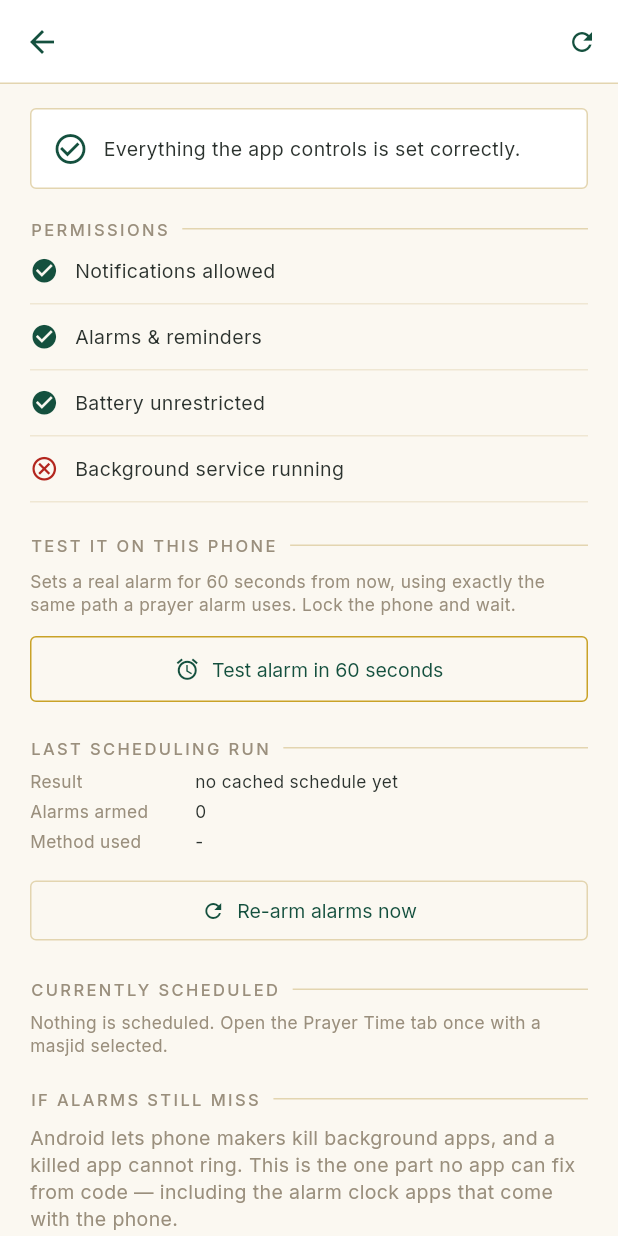
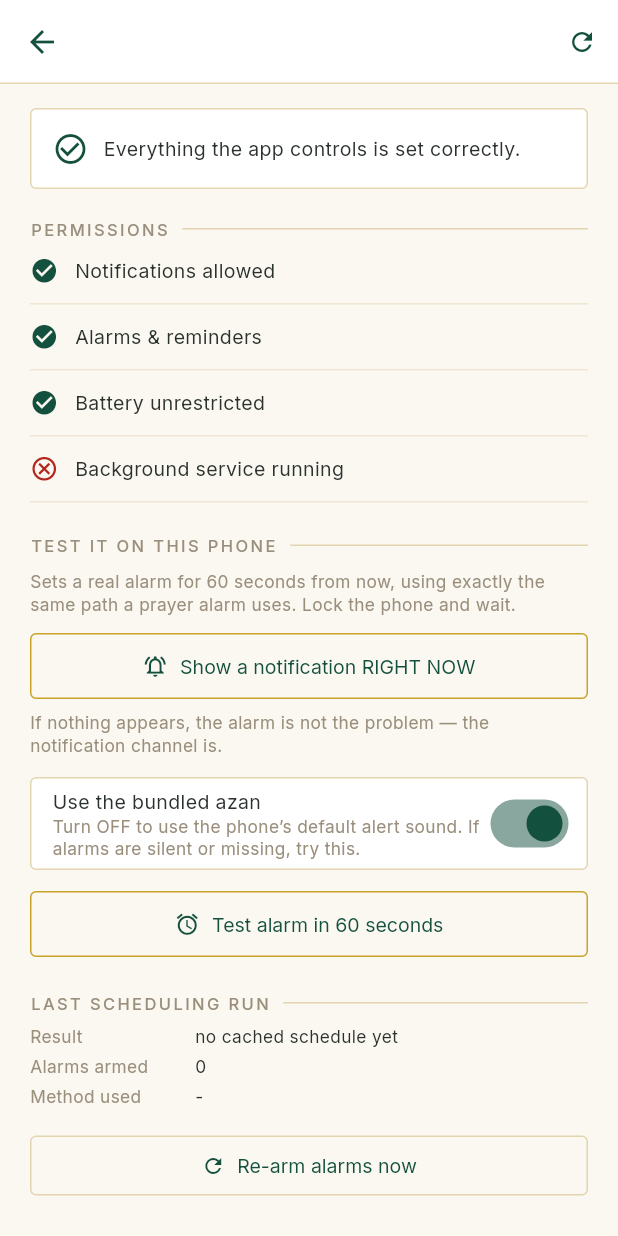
Before and after one commit to Adnandhanse/AzaanTimetable, a Flutter app: the AlarmHealthScreen screen opened directly, on a phone screen of 412 x 824 dp. Run offline on Flutter 3.47's test engine with Material 3 defaults, Android fonts, the phone set to English and light mode, and no system bars; our stand-ins replace audioplayers, cloud_firestore, file_picker, firebase_auth, firebase_core, firebase_storage and 11 more; missing offline and left inert: android_intent_plus, flutter_foreground_task, flutter_overlay_window; accounts and stored records are empty; network calls fail.

Commit message:
upgrade notification

```diff
--- a/lib/screens/alarm_health_screen.dart
+++ b/lib/screens/alarm_health_screen.dart
@@ -28,6 +28,7 @@ class _AlarmHealthScreenState extends State<AlarmHealthScreen> {
   bool _testArmed = false;
   Map<String, dynamic>? _diag;
   String? _testResult;
+  bool _useAzan = true;
 
   @override
   void initState() {
@@ -40,6 +41,7 @@ class _AlarmHealthScreenState extends State<AlarmHealthScreen> {
     final health = await NotificationService.alarmHealth();
     final pending = await NotificationService.getPendingAlarms();
     final diag = await NotificationService.lastDiagnostics();
+    final useAzan = await NotificationService.useAzanSound();
     bool? running;
     try {
       running = await ForegroundAlarmManager.isRunning();
@@ -52,6 +54,7 @@ class _AlarmHealthScreenState extends State<AlarmHealthScreen> {
       _pending = pending;
       _serviceRunning = running;
       _diag = diag;
+      _useAzan = useAzan;
       _loading = false;
     });
   }
@@ -86,6 +89,24 @@ class _AlarmHealthScreenState extends State<AlarmHealthScreen> {
         duration: const Duration(seconds: 6),
       ),
     );
+  }
+
+  Future<void> _showNow() async {
+    await NotificationService.showNotificationNow();
+    if (!mounted) return;
+    ScaffoldMessenger.of(context).showSnackBar(
+      const SnackBar(
+        content: Text(
+            'Posted now. If nothing appeared, the problem is the notification channel, not the alarm.'),
+        duration: Duration(seconds: 6),
+      ),
+    );
+  }
+
+  Future<void> _toggleSound(bool value) async {
+    await NotificationService.setUseAzanSound(value);
+    await NotificationService.scheduleFromCache();
+    await _refresh();
   }
 
   Future<void> _rearm() async {
@@ -169,6 +190,65 @@ class _AlarmHealthScreenState extends State<AlarmHealthScreen> {
                   'Sets a real alarm for 60 seconds from now, using exactly the same path a prayer alarm uses. Lock the phone and wait.',
                   style: AppText.caption.copyWith(color: AppColors.textMuted),
                 ),
+                const SizedBox(height: 10),
+
+                // Start here. This bypasses AlarmManager completely, so it
+                // separates "the channel is broken" from "scheduling is
+                // broken" — two problems that look identical from outside and
+                // need entirely different fixes.
+                OutlinedButton.icon(
+                  onPressed: _showNow,
+                  icon: const Icon(Icons.notifications_active_outlined, size: 17),
+                  label: const Text('Show a notification RIGHT NOW'),
+                  style: OutlinedButton.styleFrom(
+                    foregroundColor: AppColors.emerald,
+                    side: const BorderSide(color: AppColors.gold),
+                    padding: const EdgeInsets.symmetric(vertical: 13),
+                    shape: RoundedRectangleBorder(
+                        borderRadius: BorderRadius.circular(4)),
+                    textStyle: AppText.body,
+                  ),
+                ),
+                const SizedBox(height: 6),
+                Text(
+                  'If nothing appears, the alarm is not the problem — the notification channel is.',
+                  style: AppText.caption.copyWith(color: AppColors.textMuted),
+                ),
+
+                const SizedBox(height: 14),
+                Container(
+                  decoration: BoxDecoration(
+                    color: AppColors.white,
+                    borderRadius: BorderRadius.circular(4),
+                    border: Border.all(color: AppColors.goldRule),
+                  ),
+                  padding: const EdgeInsets.fromLTRB(14, 6, 8, 6),
+                  child: Row(
+                    children: [
+                      Expanded(
+                        child: Column(
+                          crossAxisAlignment: CrossAxisAlignment.start,
+                          children: [
+                            Text('Use the bundled azan',
+                                style: AppText.body
+                                    .copyWith(color: AppColors.text)),
+                            Text(
+                              'Turn OFF to use the phone\u2019s default alert sound. If alarms are silent or missing, try this.',
+                              style: AppText.caption
+                                  .copyWith(color: AppColors.textMuted),
+                            ),
+                          ],
+                        ),
+                      ),
+                      Switch(
+                        value: _useAzan,
+                        activeColor: AppColors.emerald,
+                        onChanged: _toggleSound,
+                      ),
+                    ],
+                  ),
+                ),
+
                 const SizedBox(height: 12),
                 Row(
                   children: [
--- a/lib/services/notification_service.dart
+++ b/lib/services/notification_service.dart
@@ -25,7 +25,7 @@ class NotificationService {
   /// cannot be changed afterwards — editing the old channel would do nothing on
   /// any phone that already had the app. Bumping the id creates a fresh channel
   /// carrying the azan. If you ever change the sound again, bump it again.
-  static const _channelId = 'prayer_alarm_azan_v1';
+  static const _channelId = 'prayer_alarm_azan_v2';
   static const _channelName = 'Prayer Time Alarms';
 
   /// The azan plays as the NOTIFICATION'S OWN SOUND, not from the ringing
@@ -44,7 +44,7 @@ class NotificationService {
 
   /// Fallback channel using the system alert sound. A separate id is required:
   /// a channel's sound is fixed the moment Android creates it.
-  static const String channelIdPlain = 'prayer_alarm_plain_v1';
+  static const String channelIdPlain = 'prayer_alarm_plain_v2';
 
   static AndroidNotificationDetails alarmChannel({bool withAzan = true}) =>
       AndroidNotificationDetails(
@@ -71,6 +71,84 @@ class NotificationService {
   /// nothing was re-armed, and there was no trace of it anywhere. An alarm app
   /// must never lose its alarms quietly.
   static const _diagKey = 'alarm_last_diagnostics';
+
+  static const _useAzanKey = 'alarm_use_azan_sound';
+
+  /// Whether to use the bundled azan or the phone's default alert sound.
+  ///
+  /// This is a user-facing escape hatch, not a preference. If the azan
+  /// resource is missing from the build, every notification posted to the azan
+  /// channel is dropped by Android without a word. Flipping this moves to a
+  /// channel that cannot fail that way, which both restores alarms
+  /// immediately and PROVES the sound was the cause.
+  static Future<bool> useAzanSound() async {
+    try {
+      final prefs = await SharedPreferences.getInstance();
+      return prefs.getBool(_useAzanKey) ?? true;
+    } catch (_) {
+      return true;
+    }
+  }
+
+  static Future<void> setUseAzanSound(bool value) async {
+    final prefs = await SharedPreferences.getInstance();
+    await prefs.setBool(_useAzanKey, value);
+  }
+
+  /// Creates both channels up front.
+  ///
+  /// Previously channels were created implicitly by the first notification.
+  /// That is fragile: it happens once, invisibly, and whatever state it
+  /// captures is permanent. Creating them explicitly at startup makes the
+  /// moment of creation something we control.
+  static Future<void> _createChannels() async {
+    final android = _plugin.resolvePlatformSpecificImplementation<
+        AndroidFlutterLocalNotificationsPlugin>();
+    if (android == null) return;
+
+    try {
+      await android.createNotificationChannel(const AndroidNotificationChannel(
+        _channelId,
+        _channelName,
+        description: 'Plays the azan when it is time for prayer',
+        importance: Importance.max,
+        playSound: true,
+        sound: RawResourceAndroidNotificationSound('azan'),
+        audioAttributesUsage: AudioAttributesUsage.alarm,
+      ));
+    } catch (_) {}
+
+    try {
+      await android.createNotificationChannel(const AndroidNotificationChannel(
+        channelIdPlain,
+        'Prayer Alarms (default sound)',
+        description: 'Alerts you when it is time for prayer',
+        importance: Importance.max,
+        playSound: true,
+        audioAttributesUsage: AudioAttributesUsage.alarm,
+      ));
+    } catch (_) {}
+  }
+
+  /// Posts a notification immediately, bypassing AlarmManager entirely.
+  ///
+  /// This is the single most useful diagnostic in the app. If this shows
+  /// nothing, the problem is the CHANNEL and no scheduling fix will ever help.
+  /// If it shows, the channel is fine and the problem is scheduling or the
+  /// phone freezing the app. Nothing else separates those two.
+  static Future<void> showNotificationNow({bool? withAzan}) async {
+    await init();
+    final bool azan = withAzan ?? await useAzanSound();
+    await _plugin.show(
+      997,
+      'Immediate test',
+      azan
+          ? 'Posted to the azan channel. You should hear the azan.'
+          : 'Posted to the default-sound channel.',
+      NotificationDetails(android: alarmChannel(withAzan: azan)),
+      payload: 'Test|||Test|||',
+    );
+  }
 
   static Future<void> _writeDiagnostics(Map<String, dynamic> d) async {
     try {
@@ -108,7 +186,9 @@ class NotificationService {
     required String? payload,
     DateTimeComponents? match,
   }) async {
-    const attempts = <(String, bool, AndroidScheduleMode)>[
+    final bool azanWanted = await useAzanSound();
+    final attempts = <(String, bool, AndroidScheduleMode)>[
+      if (azanWanted)
         ('azan + alarmClock', true, AndroidScheduleMode.alarmClock),
       ('default sound + alarmClock', false, AndroidScheduleMode.alarmClock),
       ('default sound + exactAllowWhileIdle', false,
@@ -186,12 +266,23 @@ class NotificationService {
     // Remove the pre-azan channel. Anyone upgrading already has it, it has no
     // sound attached, and leaving it behind means a stale duplicate sitting in
     // the phone's notification settings.
+    // Remove every channel this app has ever used except the current pair.
+    // A channel created with a bad sound URI keeps that URI forever and
+    // silently swallows notifications, so old ids must not linger.
+    for (final String dead in <String>[
+      'prayer_times_channel',
+      'prayer_alarm_azan_v1',
+      'prayer_alarm_plain_v1',
+    ]) {
       try {
         await _plugin
             .resolvePlatformSpecificImplementation<
                 AndroidFlutterLocalNotificationsPlugin>()
-          ?.deleteNotificationChannel('prayer_times_channel');
+            ?.deleteNotificationChannel(dead);
       } catch (_) {}
+    }
+
+    await _createChannels();
 
     await Permission.notification.request();
     await Permission.scheduleExactAlarm.request();
@@ -242,6 +333,25 @@ class NotificationService {
 
   /// One call, everything that has to be true for an alarm to fire.
   /// Anything false here explains a missed prayer.
+  /// Requests everything the alarm system needs, in one pass.
+  ///
+  /// Asked all at once at first launch rather than scattered through the app.
+  /// A prayer alarm that is missing one permission is not partly working, it
+  /// is broken, so there is no point deferring any of them.
+  static Future<Map<String, bool>> requestAllPermissions() async {
+    await init();
+    try {
+      await Permission.notification.request();
+    } catch (_) {}
+    try {
+      await Permission.scheduleExactAlarm.request();
+    } catch (_) {}
+    try {
+      await Permission.ignoreBatteryOptimizations.request();
+    } catch (_) {}
+    return alarmHealth();
+  }
+
   static Future<Map<String, bool>> alarmHealth() async {
     return <String, bool>{
       'Notifications allowed': await Permission.notification.isGranted,
```
Also changed, not shown: APPLY.txt (+59 -57 lines), lib/main.dart (+16 -0 lines). Lines whose indentation alone changed are shown as unchanged.
